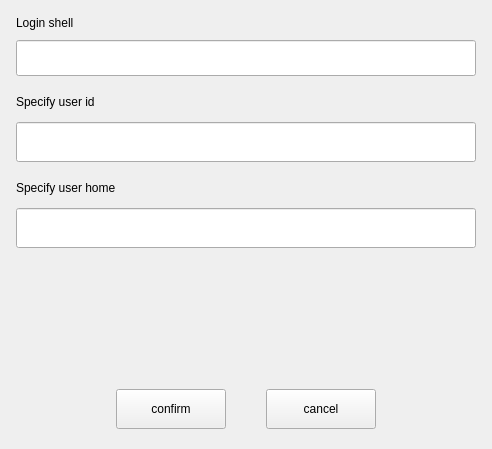
Above: plugins/account/src/pages/advance-settings-page/advance-settings.ui from openeuler-mirror/kiran-control-panel before the change. Below: the same form after it.
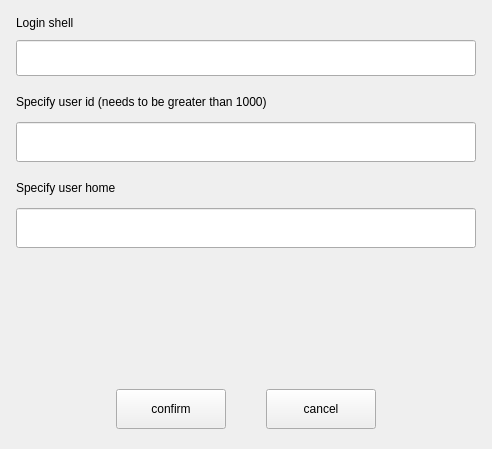
That is the form after the change.

Commit message:
fix(account): forbidden to create users with uid less than 1000
- 禁止创建uid小于1000的用户

Closes #I5HZQF

Diff of the .ui file:
```diff
--- a/plugins/account/src/pages/advance-settings-page/advance-settings.ui
+++ b/plugins/account/src/pages/advance-settings-page/advance-settings.ui
@@ -86,7 +86,7 @@
      <item>
       <widget class="QLabel" name="label_specifyUserID">
        <property name="text">
-        <string>Specify user id</string>
+        <string>Specify user id (needs to be greater than 1000)</string>
        </property>
       </widget>
      </item>
```
The commit also changes 2 other files.
